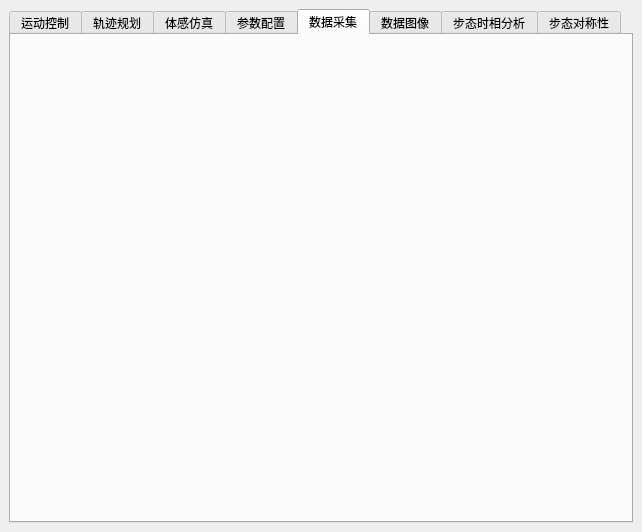
The window that BalanceTrainer/BalanceTrainer1/mainwindow.ui (yuanfuaccount/BalanceTrainer) describes before a commit, drawn with Qt 5.
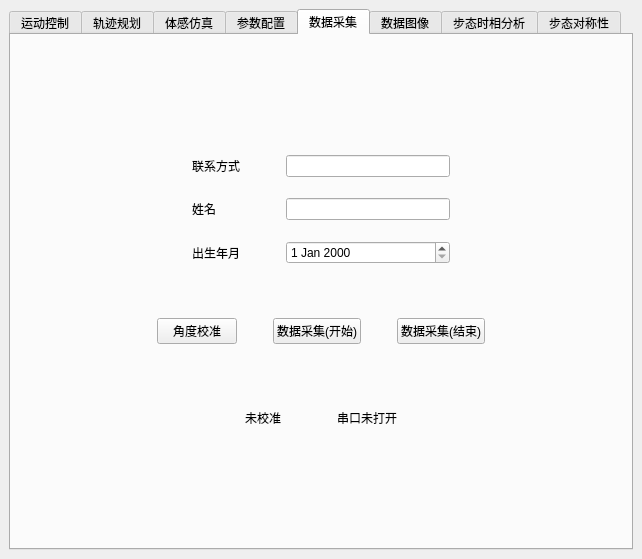
The same window after the commit. The open tabs and pages were chosen to show the change. Custom widgets are drawn as their Qt base class.

What changed in the file:
```diff
--- a/BalanceTrainer/BalanceTrainer1/mainwindow.ui
+++ b/BalanceTrainer/BalanceTrainer1/mainwindow.ui
@@ -7,14 +7,14 @@
     <x>0</x>
     <y>0</y>
     <width>642</width>
-    <height>532</height>
+    <height>559</height>
    </rect>
   </property>
   <property name="windowTitle">
    <string>MainWindow</string>
   </property>
   <widget class="QWidget" name="centralwidget">
-   <layout class="QHBoxLayout" name="horizontalLayout_6">
+   <layout class="QVBoxLayout" name="verticalLayout_10">
     <item>
      <widget class="QTabWidget" name="TabMotionControl">
       <property name="minimumSize">
@@ -2004,6 +2004,338 @@
        <attribute name="title">
         <string>数据采集</string>
        </attribute>
+       <layout class="QVBoxLayout" name="verticalLayout_3">
+        <item>
+         <spacer name="verticalSpacer_14">
+          <property name="orientation">
+           <enum>Qt::Vertical</enum>
+          </property>
+          <property name="sizeHint" stdset="0">
+           <size>
+            <width>20</width>
+            <height>85</height>
+           </size>
+          </property>
+         </spacer>
+        </item>
+        <item>
+         <widget class="QWidget" name="widget_9" native="true">
+          <property name="sizePolicy">
+           <sizepolicy hsizetype="Preferred" vsizetype="Fixed">
+            <horstretch>0</horstretch>
+            <verstretch>0</verstretch>
+           </sizepolicy>
+          </property>
+          <layout class="QGridLayout" name="gridLayout_3">
+           <item row="5" column="1">
+            <widget class="QLabel" name="label1_3">
+             <property name="text">
+              <string>出生年月</string>
+             </property>
+            </widget>
+           </item>
+           <item row="3" column="1">
+            <widget class="QLabel" name="label1_5">
+             <property name="text">
+              <string>姓名</string>
+             </property>
+            </widget>
+           </item>
+           <item row="0" column="1">
+            <widget class="QLabel" name="label1_4">
+             <property name="text">
+              <string>联系方式</string>
+             </property>
+            </widget>
+           </item>
+           <item row="3" column="0">
+            <spacer name="horizontalSpacer_18">
+             <property name="orientation">
+              <enum>Qt::Horizontal</enum>
+             </property>
+             <property name="sizeHint" stdset="0">
+              <size>
+               <width>40</width>
+               <height>20</height>
+              </size>
+             </property>
+            </spacer>
+           </item>
+           <item row="1" column="1">
+            <spacer name="verticalSpacer_15">
+             <property name="orientation">
+              <enum>Qt::Vertical</enum>
+             </property>
+             <property name="sizeHint" stdset="0">
+              <size>
+               <width>20</width>
+               <height>15</height>
+              </size>
+             </property>
+            </spacer>
+           </item>
+           <item row="4" column="1">
+            <spacer name="verticalSpacer_16">
+             <property name="orientation">
+              <enum>Qt::Vertical</enum>
+             </property>
+             <property name="sizeType">
+              <enum>QSizePolicy::Fixed</enum>
+             </property>
+             <property name="sizeHint" stdset="0">
+              <size>
+               <width>20</width>
+               <height>15</height>
+              </size>
+             </property>
+            </spacer>
+           </item>
+           <item row="0" column="3">
+            <widget class="QLineEdit" name="lineEdit_2"/>
+           </item>
+           <item row="3" column="3">
+            <widget class="QLineEdit" name="lineEdit"/>
+           </item>
+           <item row="3" column="4">
+            <spacer name="horizontalSpacer_19">
+             <property name="orientation">
+              <enum>Qt::Horizontal</enum>
+             </property>
+             <property name="sizeHint" stdset="0">
+              <size>
+               <width>40</width>
+               <height>20</height>
+              </size>
+             </property>
+            </spacer>
+           </item>
+           <item row="5" column="3">
+            <widget class="QDateEdit" name="dateEdit"/>
+           </item>
+           <item row="3" column="2">
+            <spacer name="horizontalSpacer_20">
+             <property name="orientation">
+              <enum>Qt::Horizontal</enum>
+             </property>
+             <property name="sizeType">
+              <enum>QSizePolicy::Fixed</enum>
+             </property>
+             <property name="sizeHint" stdset="0">
+              <size>
+               <width>40</width>
+               <height>20</height>
+              </size>
+             </property>
+            </spacer>
+           </item>
+          </layout>
+         </widget>
+        </item>
+        <item>
+         <spacer name="verticalSpacer_17">
+          <property name="orientation">
+           <enum>Qt::Vertical</enum>
+          </property>
+          <property name="sizeType">
+           <enum>QSizePolicy::Fixed</enum>
+          </property>
+          <property name="sizeHint" stdset="0">
+           <size>
+            <width>20</width>
+            <height>30</height>
+           </size>
+          </property>
+         </spacer>
+        </item>
+        <item>
+         <widget class="QWidget" name="widget_7" native="true">
+          <property name="sizePolicy">
+           <sizepolicy hsizetype="Preferred" vsizetype="Fixed">
+            <horstretch>0</horstretch>
+            <verstretch>0</verstretch>
+           </sizepolicy>
+          </property>
+          <layout class="QHBoxLayout" name="horizontalLayout_9">
+           <item>
+            <spacer name="horizontalSpacer_14">
+             <property name="orientation">
+              <enum>Qt::Horizontal</enum>
+             </property>
+             <property name="sizeHint" stdset="0">
+              <size>
+               <width>40</width>
+               <height>20</height>
+              </size>
+             </property>
+            </spacer>
+           </item>
+           <item>
+            <widget class="QPushButton" name="btnInitAngle">
+             <property name="text">
+              <string>角度校准</string>
+             </property>
+            </widget>
+           </item>
+           <item>
+            <spacer name="horizontalSpacer_15">
+             <property name="orientation">
+              <enum>Qt::Horizontal</enum>
+             </property>
+             <property name="sizeType">
+              <enum>QSizePolicy::Fixed</enum>
+             </property>
+             <property name="sizeHint" stdset="0">
+              <size>
+               <width>30</width>
+               <height>20</height>
+              </size>
+             </property>
+            </spacer>
+           </item>
+           <item>
+            <widget class="QPushButton" name="btnCollectData">
+             <property name="text">
+              <string>数据采集(开始)</string>
+             </property>
+            </widget>
+           </item>
+           <item>
+            <spacer name="horizontalSpacer_16">
+             <property name="orientation">
+              <enum>Qt::Horizontal</enum>
+             </property>
+             <property name="sizeType">
+              <enum>QSizePolicy::Fixed</enum>
+             </property>
+             <property name="sizeHint" stdset="0">
+              <size>
+               <width>30</width>
+               <height>20</height>
+              </size>
+             </property>
+            </spacer>
+           </item>
+           <item>
+            <widget class="QPushButton" name="btnStopColloct">
+             <property name="text">
+              <string>数据采集(结束)</string>
+             </property>
+            </widget>
+           </item>
+           <item>
+            <spacer name="horizontalSpacer_17">
+             <property name="orientation">
+              <enum>Qt::Horizontal</enum>
+             </property>
+             <property name="sizeHint" stdset="0">
+              <size>
+               <width>40</width>
+               <height>20</height>
+              </size>
+             </property>
+            </spacer>
+           </item>
+          </layout>
+         </widget>
+        </item>
+        <item>
+         <spacer name="verticalSpacer_19">
+          <property name="orientation">
+           <enum>Qt::Vertical</enum>
+          </property>
+          <property name="sizeType">
+           <enum>QSizePolicy::Fixed</enum>
+          </property>
+          <property name="sizeHint" stdset="0">
+           <size>
+            <width>20</width>
+            <height>40</height>
+           </size>
+          </property>
+         </spacer>
+        </item>
+        <item>
+         <widget class="QWidget" name="widget_8" native="true">
+          <layout class="QHBoxLayout" name="horizontalLayout_10">
+           <item>
+            <spacer name="horizontalSpacer_21">
+             <property name="orientation">
+              <enum>Qt::Horizontal</enum>
+             </property>
+             <property name="sizeHint" stdset="0">
+              <size>
+               <width>40</width>
+               <height>20</height>
+              </size>
+             </property>
+            </spacer>
+           </item>
+           <item>
+            <widget class="QLabel" name="labelIsAngInited">
+             <property name="sizePolicy">
+              <sizepolicy hsizetype="Preferred" vsizetype="Fixed">
+               <horstretch>0</horstretch>
+               <verstretch>0</verstretch>
+              </sizepolicy>
+             </property>
+             <property name="text">
+              <string>未校准</string>
+             </property>
+            </widget>
+           </item>
+           <item>
+            <spacer name="horizontalSpacer_22">
+             <property name="orientation">
+              <enum>Qt::Horizontal</enum>
+             </property>
+             <property name="sizeType">
+              <enum>QSizePolicy::Fixed</enum>
+             </property>
+             <property name="sizeHint" stdset="0">
+              <size>
+               <width>50</width>
+               <height>20</height>
+              </size>
+             </property>
+            </spacer>
+           </item>
+           <item>
+            <widget class="QLabel" name="labelIsPortOpend">
+             <property name="text">
+              <string>串口未打开</string>
+             </property>
+            </widget>
+           </item>
+           <item>
+            <spacer name="horizontalSpacer_23">
+             <property name="orientation">
+              <enum>Qt::Horizontal</enum>
+             </property>
+             <property name="sizeHint" stdset="0">
+              <size>
+               <width>40</width>
+               <height>20</height>
+              </size>
+             </property>
+            </spacer>
+           </item>
+          </layout>
+         </widget>
+        </item>
+        <item>
+         <spacer name="verticalSpacer_18">
+          <property name="orientation">
+           <enum>Qt::Vertical</enum>
+          </property>
+          <property name="sizeHint" stdset="0">
+           <size>
+            <width>20</width>
+            <height>40</height>
+           </size>
+          </property>
+         </spacer>
+        </item>
+       </layout>
       </widget>
       <widget class="QWidget" name="tabDataShow">
        <attribute name="title">
@@ -2050,6 +2382,13 @@
    </property>
   </action>
  </widget>
+ <customwidgets>
+  <customwidget>
+   <class>QtCharts::QChartView</class>
+   <extends>QGraphicsView</extends>
+   <header location="global">qchartview.h</header>
+  </customwidget>
+ </customwidgets>
  <resources/>
  <connections/>
 </ui>
```
Left out of the diff: 474 changed lines with no effect on the pictures.
